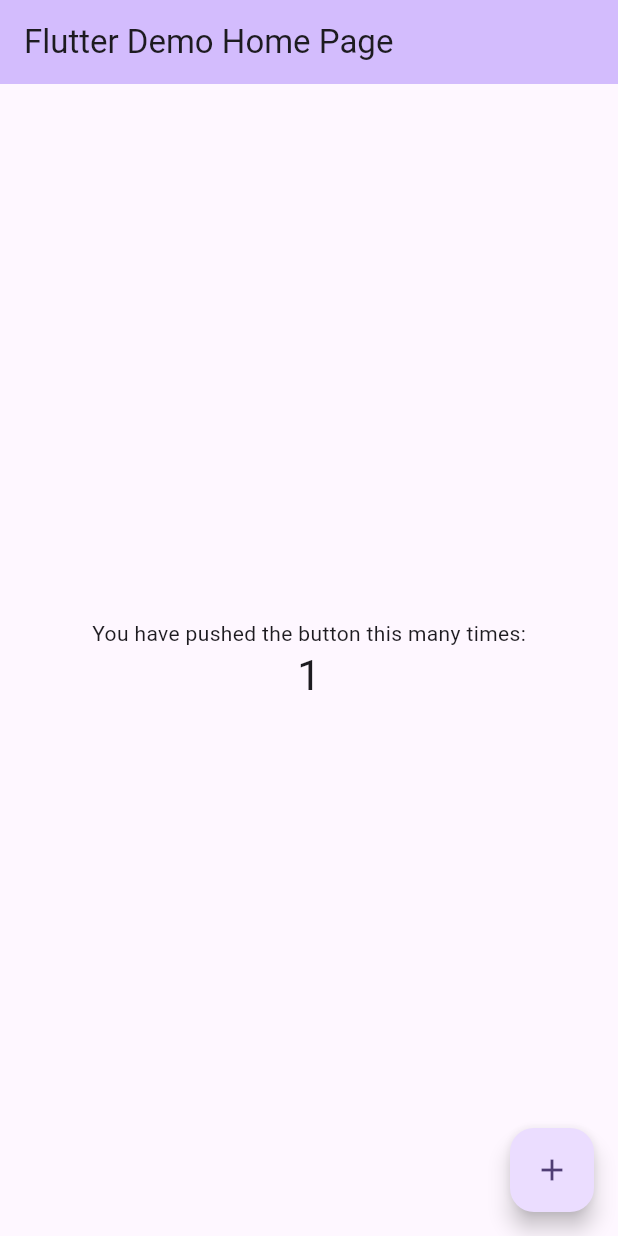
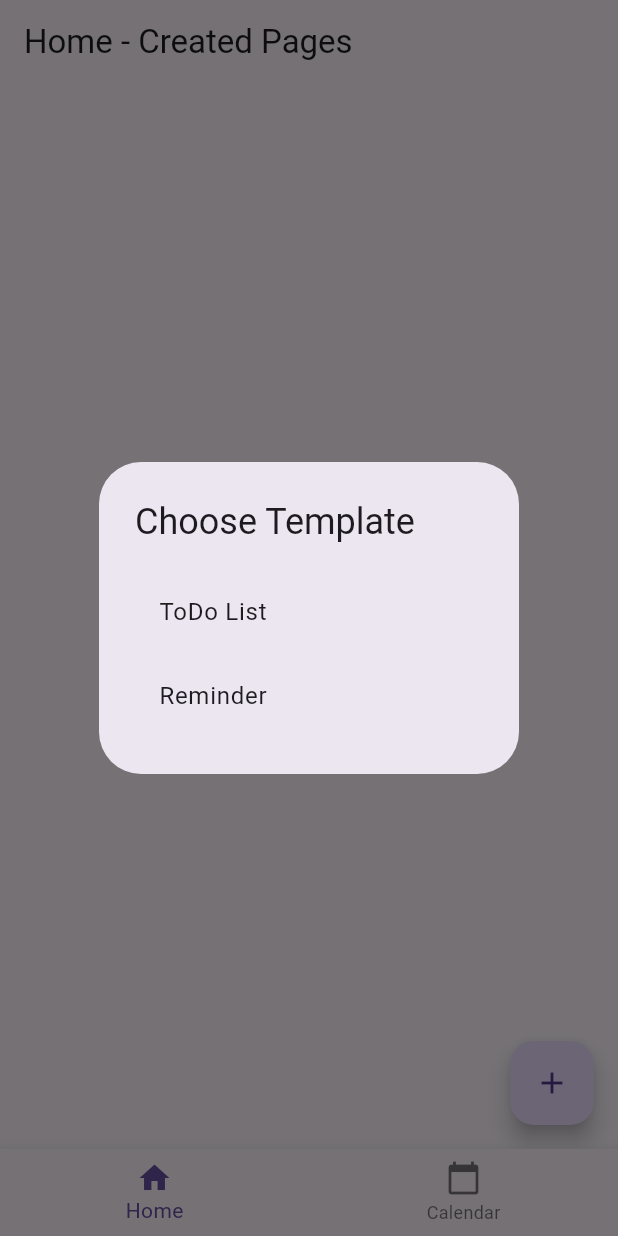
Before and after one commit to Benk274/Forgetful-Planning, a Flutter app: the screen it shows after launch, after a tap on the "add" icon, on a phone screen of 412 x 824 dp. Run offline on Flutter 3.47's test engine with Material 3 defaults, Android fonts, the light colour scheme and no system bars; our stand-ins replace table_calendar.

Commit message:
first basic app
flutter build sdk for building.
pages, templates, calender

-- missing:
 - database,
 - notifications not working yet,
 - design too plain,

```diff
--- /dev/null
+++ b/lib/app_state.dart
@@ -0,0 +1,39 @@
+import 'package:flutter/material.dart';
+import 'templates/models.dart';
+
+class AppState extends ChangeNotifier {
+  List<PageModel> pages = [];
+
+  void addPage(PageModel page) {
+    pages.add(page);
+    notifyListeners();
+  }
+
+  List<Map<String, dynamic>> getEventsForDay(DateTime day) {
+    List<Map<String, dynamic>> events = [];
+    for (var page in pages) {
+      if (page is ToDoPageModel) {
+        for (var item in page.items) {
+          if (item.dueDate != null && isSameDay(item.dueDate!, day)) {
+            events.add({
+              'title': '${page.title} - ${item.text}',
+              'type': 'ToDo',
+              'date': item.dueDate,
+            });
+          }
+        }
+      } else if (page is ReminderPageModel && page.dateTime != null && isSameDay(page.dateTime!, day)) {
+        events.add({
+          'title': page.title,
+          'type': 'Reminder',
+          'date': page.dateTime,
+        });
+      }
+    }
+    return events;
+  }
+}
+
+bool isSameDay(DateTime a, DateTime b) {
+  return a.year == b.year && a.month == b.month && a.day == b.day;
+}
--- /dev/null
+++ b/lib/home_page.dart
@@ -0,0 +1,103 @@
+import 'package:flutter/material.dart';
+import 'package:provider/provider.dart';
+import 'app_state.dart';
+import 'templates/models.dart';
+import 'templates/todo_detail_page.dart';
+import 'templates/reminder_detail_page.dart';
+
+class HomePage extends StatelessWidget {
+  const HomePage({super.key});
+
+  @override
+  Widget build(BuildContext context) {
+    final appState = Provider.of<AppState>(context);
+    return Scaffold(
+      appBar: AppBar(title: const Text('Home - Created Pages')),
+      body: ListView.builder(
+        itemCount: appState.pages.length,
+        itemBuilder: (context, index) {
+          final page = appState.pages[index];
+          return ListTile(
+            title: Text(page.title),
+            subtitle: Text(page is ToDoPageModel ? 'ToDo List' : 'Reminder'),
+            onTap: () => Navigator.push(
+              context,
+              MaterialPageRoute(
+                builder: (_) => page is ToDoPageModel
+                    ? ToDoDetailPage(page: page)
+                    : ReminderDetailPage(page: page as ReminderPageModel),
+              ),
+            ),
+          );
+        },
+      ),
+      floatingActionButton: FloatingActionButton(
+        child: const Icon(Icons.add),
+        onPressed: () => _showTemplateChooser(context),
+      ),
+    );
+  }
+
+  void _showTemplateChooser(BuildContext context) {
+    showDialog(
+      context: context,
+      builder: (_) => AlertDialog(
+        title: const Text('Choose Template'),
+        content: Column(
+          mainAxisSize: MainAxisSize.min,
+          children: [
+            ListTile(
+              title: const Text('ToDo List'),
+              onTap: () => _createPage(context, PageType.todo),
+            ),
+            ListTile(
+              title: const Text('Reminder'),
+              onTap: () => _createPage(context, PageType.reminder),
+            ),
+          ],
+        ),
+      ),
+    );
+  }
+
+  void _createPage(BuildContext context, PageType type) {
+    Navigator.pop(context); // Close dialog
+    final TextEditingController titleController = TextEditingController();
+    showDialog(
+      context: context,
+      builder: (_) => AlertDialog(
+        title: const Text('Enter Title'),
+        content: TextField(
+          controller: titleController,
+          decoration: const InputDecoration(hintText: 'Page Title'),
+        ),
+        actions: [
+          TextButton(
+            onPressed: () {
+              if (titleController.text.isNotEmpty) {
+                final appState = Provider.of<AppState>(context, listen: false);
+                late PageModel newPage;
+                if (type == PageType.todo) {
+                  newPage = ToDoPageModel(title: titleController.text);
+                } else {
+                  newPage = ReminderPageModel(title: titleController.text);
+                }
+                appState.addPage(newPage);
+                Navigator.pop(context); // Close title dialog
+                Navigator.push(
+                  context,
+                  MaterialPageRoute(
+                    builder: (_) => type == PageType.todo
+                        ? ToDoDetailPage(page: newPage as ToDoPageModel)
+                        : ReminderDetailPage(page: newPage as ReminderPageModel),
+                  ),
+                );
+              }
+            },
+            child: const Text('Create'),
+          ),
+        ],
+      ),
+    );
+  }
+}
--- a/lib/main.dart
+++ b/lib/main.dart
@@ -1,122 +1,53 @@
 import 'package:flutter/material.dart';
+import 'package:provider/provider.dart';
+import 'app_state.dart';
+import 'home_page.dart';
+import 'calendar_page.dart';
 
 void main() {
-  runApp(const MyApp());
+  runApp(
+    ChangeNotifierProvider(
+      create: (_) => AppState(),
+      child: const MyApp(),
+    ),
+  );
 }
 
 class MyApp extends StatelessWidget {
   const MyApp({super.key});
 
-  // This widget is the root of your application.
   @override
   Widget build(BuildContext context) {
     return MaterialApp(
-      title: 'Flutter Demo',
-      theme: ThemeData(
-        // This is the theme of your application.
-        //
-        // TRY THIS: Try running your application with "flutter run". You'll see
-        // the application has a purple toolbar. Then, without quitting the app,
-        // try changing the seedColor in the colorScheme below to Colors.green
-        // and then invoke "hot reload" (save your changes or press the "hot
-        // reload" button in a Flutter-supported IDE, or press "r" if you used
-        // the command line to start the app).
-        //
-        // Notice that the counter didn't reset back to zero; the application
-        // state is not lost during the reload. To reset the state, use hot
-        // restart instead.
-        //
-        // This works for code too, not just values: Most code changes can be
-        // tested with just a hot reload.
-        colorScheme: ColorScheme.fromSeed(seedColor: Colors.deepPurple),
-      ),
-      home: const MyHomePage(title: 'Flutter Demo Home Page'),
+      title: 'Forgetful Planning',
+      theme: ThemeData(primarySwatch: Colors.blue),
+      home: const MainScreen(),
     );
   }
 }
 
-class MyHomePage extends StatefulWidget {
-  const MyHomePage({super.key, required this.title});
-
-  // This widget is the home page of your application. It is stateful, meaning
-  // that it has a State object (defined below) that contains fields that affect
-  // how it looks.
-
-  // This class is the configuration for the state. It holds the values (in this
-  // case the title) provided by the parent (in this case the App widget) and
-  // used by the build method of the State. Fields in a Widget subclass are
-  // always marked "final".
-
-  final String title;
+class MainScreen extends StatefulWidget {
+  const MainScreen({super.key});
 
   @override
-  State<MyHomePage> createState() => _MyHomePageState();
+  State<MainScreen> createState() => _MainScreenState();
 }
 
-class _MyHomePageState extends State<MyHomePage> {
-  int _counter = 0;
-
-  void _incrementCounter() {
-    setState(() {
-      // This call to setState tells the Flutter framework that something has
-      // changed in this State, which causes it to rerun the build method below
-      // so that the display can reflect the updated values. If we changed
-      // _counter without calling setState(), then the build method would not be
-      // called again, and so nothing would appear to happen.
-      _counter++;
-    });
-  }
+class _MainScreenState extends State<MainScreen> {
+  int _selectedIndex = 0;
 
   @override
   Widget build(BuildContext context) {
-    // This method is rerun every time setState is called, for instance as done
-    // by the _incrementCounter method above.
-    //
-    // The Flutter framework has been optimized to make rerunning build methods
-    // fast, so that you can just rebuild anything that needs updating rather
-    // than having to individually change instances of widgets.
     return Scaffold(
-      appBar: AppBar(
-        // TRY THIS: Try changing the color here to a specific color (to
-        // Colors.amber, perhaps?) and trigger a hot reload to see the AppBar
-        // change color while the other colors stay the same.
-        backgroundColor: Theme.of(context).colorScheme.inversePrimary,
-        // Here we take the value from the MyHomePage object that was created by
-        // the App.build method, and use it to set our appbar title.
-        title: Text(widget.title),
+      body: _selectedIndex == 0 ? const HomePage() : const CalendarPage(),
+      bottomNavigationBar: BottomNavigationBar(
+        items: const [
+          BottomNavigationBarItem(icon: Icon(Icons.home), label: 'Home'),
+          BottomNavigationBarItem(icon: Icon(Icons.calendar_today), label: 'Calendar'),
+        ],
+        currentIndex: _selectedIndex,
+        onTap: (index) => setState(() => _selectedIndex = index),
       ),
-      body: Center(
-        // Center is a layout widget. It takes a single child and positions it
-        // in the middle of the parent.
-        child: Column(
-          // Column is also a layout widget. It takes a list of children and
-          // arranges them vertically. By default, it sizes itself to fit its
-          // children horizontally, and tries to be as tall as its parent.
-          //
-          // Column has various properties to control how it sizes itself and
-          // how it positions its children. Here we use mainAxisAlignment to
-          // center the children vertically; the main axis here is the vertical
-          // axis because Columns are vertical (the cross axis would be
-          // horizontal).
-          //
-          // TRY THIS: Invoke "debug painting" (choose the "Toggle Debug Paint"
-          // action in the IDE, or press "p" in the console), to see the
-          // wireframe for each widget.
-          mainAxisAlignment: MainAxisAlignment.center,
-          children: <Widget>[
-            const Text('You have pushed the button this many times:'),
-            Text(
-              '$_counter',
-              style: Theme.of(context).textTheme.headlineMedium,
-            ),
-          ],
-        ),
-      ),
-      floatingActionButton: FloatingActionButton(
-        onPressed: _incrementCounter,
-        tooltip: 'Increment',
-        child: const Icon(Icons.add),
-      ), // This trailing comma makes auto-formatting nicer for build methods.
     );
   }
 }
--- /dev/null
+++ b/lib/templates/models.dart
@@ -0,0 +1,24 @@
+enum PageType { todo, reminder }
+
+abstract class PageModel {
+  String title;
+  PageModel({required this.title});
+}
+
+class ToDoPageModel extends PageModel {
+  List<ToDoItem> items = [];
+  ToDoPageModel({required super.title});
+}
+
+class ToDoItem {
+  String text;
+  DateTime? dueDate;
+  bool completed;
+  ToDoItem({required this.text, this.dueDate, this.completed = false});
+}
+
+class ReminderPageModel extends PageModel {
+  String description = '';
+  DateTime? dateTime;
+  ReminderPageModel({required super.title});
+}
--- a/pubspec.yaml
+++ b/pubspec.yaml
@@ -1,5 +1,5 @@
 name: forgetful_planning
-description: "A new Flutter project."
+description: "A small App developed by Benjamin Kurz 10/10/2025 that should help remember the important things"
 # The following line prevents the package from being accidentally published to
 # pub.dev using `flutter pub publish`. This is preferred for private packages.
 publish_to: 'none' # Remove this line if you wish to publish to pub.dev
@@ -30,7 +30,9 @@ environment:
 dependencies:
   flutter:
     sdk: flutter
-
+  provider: ^6.1.5+1
+  table_calendar: ^3.2.0
+  intl: ^0.20.2
   # The following adds the Cupertino Icons font to your application.
   # Use with the CupertinoIcons class for iOS style icons.
   cupertino_icons: ^1.0.8
```
Also changed, not shown: lib/calendar_page.dart (added, +62 -0 lines), lib/templates/reminder_detail_page.dart (added, +77 -0 lines), lib/templates/todo_detail_page.dart (added, +75 -0 lines).
